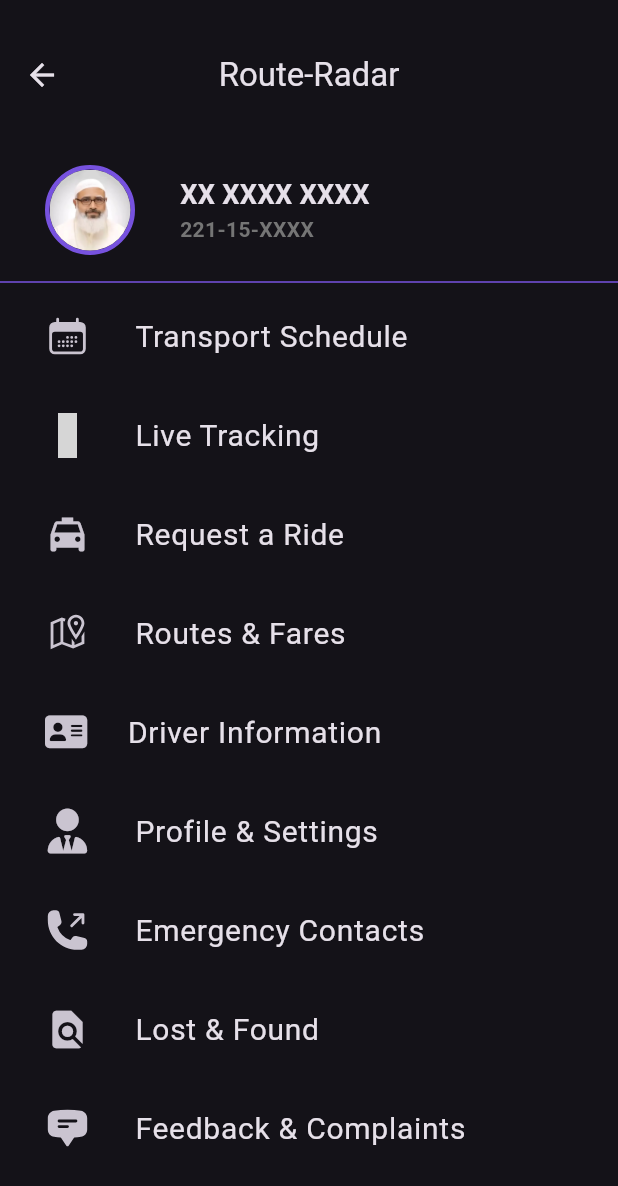
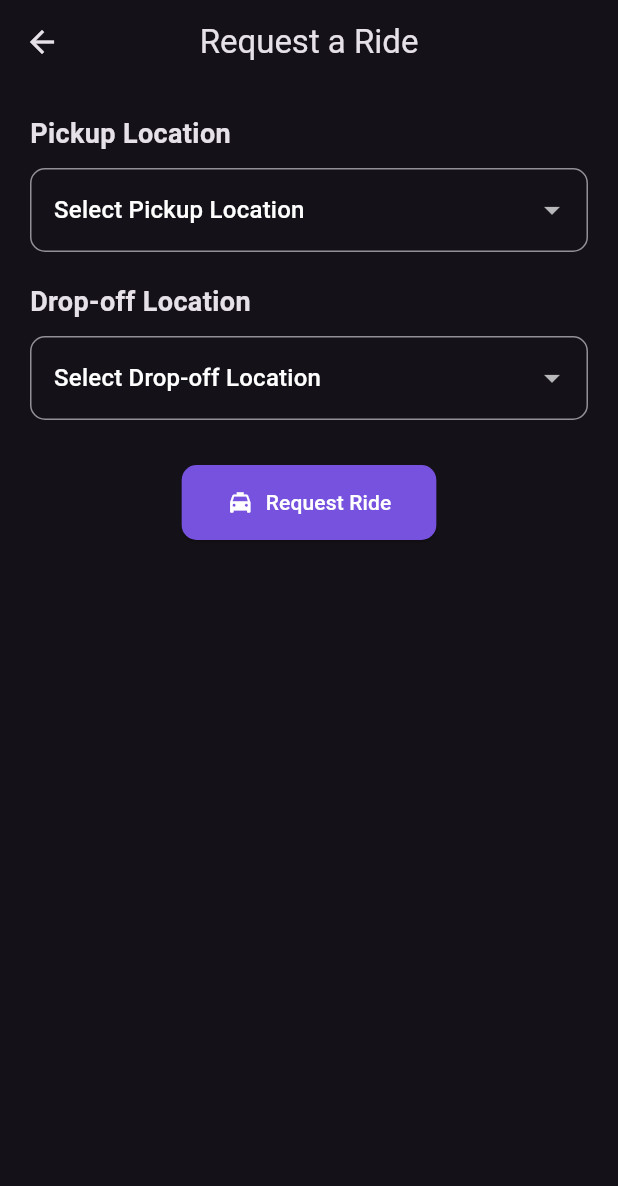
Before and after one commit to DIP-SARKER/routeradar, a Flutter app: the MenuPage screen opened directly, after a tap on "Request a Ride", on a phone screen of 412 x 824 dp. Shown: the top 1186 px of the screen. Run offline on Flutter 3.47's test engine with Material 3 defaults, Android fonts, the phone set to English and light mode, and no system bars; our stand-ins replace icons_plus; grey boxes are pictures that could not be loaded.

Commit message:
ride request page added and navigated

```diff
--- a/lib/menu.dart
+++ b/lib/menu.dart
@@ -4,6 +4,7 @@ import 'package:routeradar/driverinfo.dart';
 import 'package:routeradar/emergency_contacts.dart';
 import 'package:routeradar/feedback.dart';
 import 'package:routeradar/lost_and_found.dart';
+import 'package:routeradar/request_ride.dart';
 import 'package:routeradar/routes_and_fare.dart';
 import 'package:routeradar/schedule.dart';
 
@@ -138,7 +139,24 @@ class _MenuPage extends State<MenuPage> {
                 fontSize: 20,
               ),
             ),
-            onTap: () {},
+            onTap: () {Navigator.push(
+                  context,
+                  PageRouteBuilder(
+                    pageBuilder: (context, animation, secondaryAnimation) =>
+                        RequestRidePage(),
+                    transitionsBuilder:
+                        (context, animation, secondaryAnimation, child) {
+                      return ScaleTransition(
+                        scale: Tween<double>(begin: 0.0, end: 1.0).animate(
+                          CurvedAnimation(
+                            parent: animation,
+                            curve: Curves.easeInOut,
+                          ),
+                        ),
+                        child: child,
+                      );
+                    },
+                  ));},
           ),
           ListTile(
             contentPadding: EdgeInsets.only(left: 30, bottom: 10),
--- /dev/null
+++ b/lib/request_ride.dart
@@ -0,0 +1,231 @@
+import 'package:flutter/material.dart';
+import 'package:icons_plus/icons_plus.dart';
+
+class RequestRidePage extends StatefulWidget {
+  const RequestRidePage({super.key});
+
+  @override
+  State<RequestRidePage> createState() => _RequestRidePageState();
+}
+
+class _RequestRidePageState extends State<RequestRidePage> {
+  String? selectedPickup;
+  String? selectedDropoff;
+  bool isRequested = false;
+
+  final List<String> locations = [
+    "DSC",
+    "Rajlokkhi",
+    "Dhanmondi",
+    "Mirpur",
+    "Narayanganj",
+    "Tongi",
+    "Rampura"
+  ];
+
+  final List<Map<String, String>> busSchedules = [
+    {
+      "time": "06:30 AM",
+      "route": "DSC to Tongi",
+      "bus": "Surjomukhi 100",
+      "driver": "Abdul Karim"
+    },
+    {
+      "time": "08:00 AM",
+      "route": "DSC to Rajlokkhi",
+      "bus": "Surjomukhi 101",
+      "driver": "Rahim Uddin"
+    },
+    {
+      "time": "09:00 AM",
+      "route": "Tongi to DSC",
+      "bus": "Oporajita 102",
+      "driver": "Sohail Rana"
+    },
+    {
+      "time": "10:30 AM",
+      "route": "Rajlokkhi to DSC",
+      "bus": "Oporajita 103",
+      "driver": "Hasan Mahmud"
+    },
+    {
+      "time": "12:00 PM",
+      "route": "DSC to Dhanmondi",
+      "bus": "Surjomukhi 104",
+      "driver": "Shafiqul Islam"
+    },
+  ];
+
+  List<Map<String, String>> filteredBuses = [];
+
+  void _resetPage() {
+    setState(() {
+      selectedPickup = null;
+      selectedDropoff = null;
+      isRequested = false;
+      filteredBuses = [];
+    });
+  }
+
+  void _showInvalidSelectionPopup() {
+    showDialog(
+      context: context,
+      builder: (context) => AlertDialog(
+        icon: Row(
+          children: [
+            Icon(
+              FontAwesome.triangle_exclamation_solid,
+              color: Colors.redAccent,
+            ),
+            SizedBox(
+              width: 10,
+            ),
+            Text(
+              "Invalid Selection",
+              style: TextStyle(fontSize: 25, fontWeight: FontWeight.bold),
+            ),
+          ],
+        ),
+        content: Text("No Route Found!Try again....."),
+        actions: [
+          TextButton(
+            onPressed: () {
+              Navigator.of(context).pop();
+              _resetPage();
+            },
+            child: Text(
+              "OK",
+              style: TextStyle(color: Theme.of(context).primaryColor),
+            ),
+          ),
+        ],
+      ),
+    );
+  }
+
+  void _filterBuses() {
+    setState(() {
+      isRequested = true;
+      filteredBuses = busSchedules.where((bus) {
+        return (selectedPickup != null && selectedDropoff != null) &&
+            (bus["route"] == "$selectedPickup to $selectedDropoff");
+      }).toList();
+    });
+  }
+
+  @override
+  Widget build(BuildContext context) {
+    return Scaffold(
+      appBar: AppBar(
+        title: const Text("Request a Ride"),
+        centerTitle: true,
+        elevation: 0,
+      ),
+      body: Padding(
+        padding: const EdgeInsets.all(20.0),
+        child: Column(
+          crossAxisAlignment: CrossAxisAlignment.start,
+          children: [
+            const Text("Pickup Location",
+                style: TextStyle(fontSize: 18, fontWeight: FontWeight.bold)),
+            const SizedBox(height: 10),
+            DropdownButtonFormField<String>(
+              decoration: InputDecoration(
+                border:
+                    OutlineInputBorder(borderRadius: BorderRadius.circular(10)),
+              ),
+              value: selectedPickup,
+              hint: Text("Select Pickup Location",
+                  style: TextStyle(
+                      color: isRequested
+                          ? Theme.of(context).primaryColor
+                          : Colors.white)),
+              items: locations
+                  .map((location) => DropdownMenuItem(
+                        value: location,
+                        child: Text(location,
+                            style: TextStyle(
+                                color: Theme.of(context).primaryColor)),
+                      ))
+                  .toList(),
+              onChanged: (value) => setState(() => selectedPickup = value),
+            ),
+            const SizedBox(height: 20),
+            const Text("Drop-off Location",
+                style: TextStyle(fontSize: 18, fontWeight: FontWeight.bold)),
+            const SizedBox(height: 10),
+            DropdownButtonFormField<String>(
+              decoration: InputDecoration(
+                border:
+                    OutlineInputBorder(borderRadius: BorderRadius.circular(10)),
+              ),
+              value: selectedDropoff,
+              hint: Text("Select Drop-off Location",
+                  style: TextStyle(
+                      color: isRequested
+                          ? Theme.of(context).primaryColor
+                          : Colors.white)),
+              items: locations
+                  .map((location) => DropdownMenuItem(
+                        value: location,
+                        child: Text(location,
+                            style: TextStyle(
+                                color: Theme.of(context).primaryColor)),
+                      ))
+                  .toList(),
+              onChanged: (value) => setState(() => selectedDropoff = value),
+            ),
+            const SizedBox(height: 30),
+            Center(
+              child: ElevatedButton.icon(
+                style: ElevatedButton.styleFrom(
+                  backgroundColor: Theme.of(context).primaryColor,
+                  foregroundColor: Colors.white,
+                  padding:
+                      const EdgeInsets.symmetric(horizontal: 30, vertical: 15),
+                  shape: RoundedRectangleBorder(
+                      borderRadius: BorderRadius.circular(10)),
+                ),
+                icon: const Icon(Icons.local_taxi),
+                label: const Text("Request Ride"),
+                onPressed: () {
+                  if (selectedPickup == "DSC" && selectedDropoff == "DSC") {
+                    _showInvalidSelectionPopup();
+                  } else if ((selectedPickup == "DSC" ||
+                          selectedDropoff == "DSC") &&
+                      selectedPickup != null &&
+                      selectedDropoff != null) {
+                    _filterBuses();
+                  } else {
+                    _showInvalidSelectionPopup();
+                  }
+                },
+              ),
+            ),
+            const SizedBox(height: 20),
+            if (filteredBuses.isNotEmpty) ...[
+              const Text("Available Buses:",
+                  style: TextStyle(fontSize: 18, fontWeight: FontWeight.bold)),
+              const SizedBox(height: 10),
+              Expanded(
+                child: ListView.builder(
+                  itemCount: filteredBuses.length,
+                  itemBuilder: (context, index) {
+                    final bus = filteredBuses[index];
+                    return Card(
+                      child: ListTile(
+                        title: Text("Bus: ${bus['bus']}"),
+                        subtitle: Text(
+                            "Time: ${bus['time']} | Driver: ${bus['driver']}"),
+                      ),
+                    );
+                  },
+                ),
+              ),
+            ],
+          ],
+        ),
+      ),
+    );
+  }
+}
```
